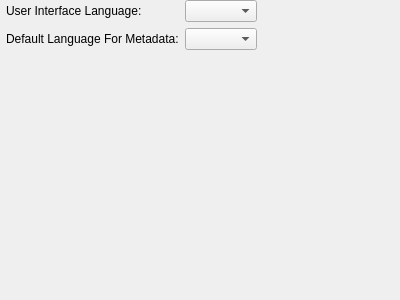
Before: the Qt Designer form src/Form_Files/PLanguageWidget.ui in Sigil-Ebook/Sigil, drawn with Qt 5.
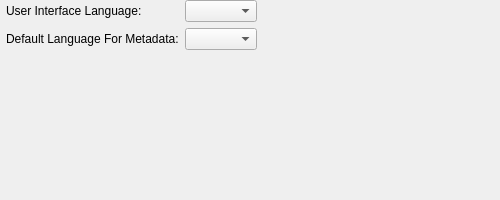
After: the same form once the commit is applied.

Commit message: tweak all Preference widgets to be under 600x600

What changed in the file:
```diff
--- a/src/Form_Files/PLanguageWidget.ui
+++ b/src/Form_Files/PLanguageWidget.ui
@@ -6,8 +6,8 @@
    <rect>
     <x>0</x>
     <y>0</y>
-    <width>400</width>
-    <height>300</height>
+    <width>500</width>
+    <height>200</height>
    </rect>
   </property>
   <property name="windowTitle">
```
The commit also changes 6 other files.
